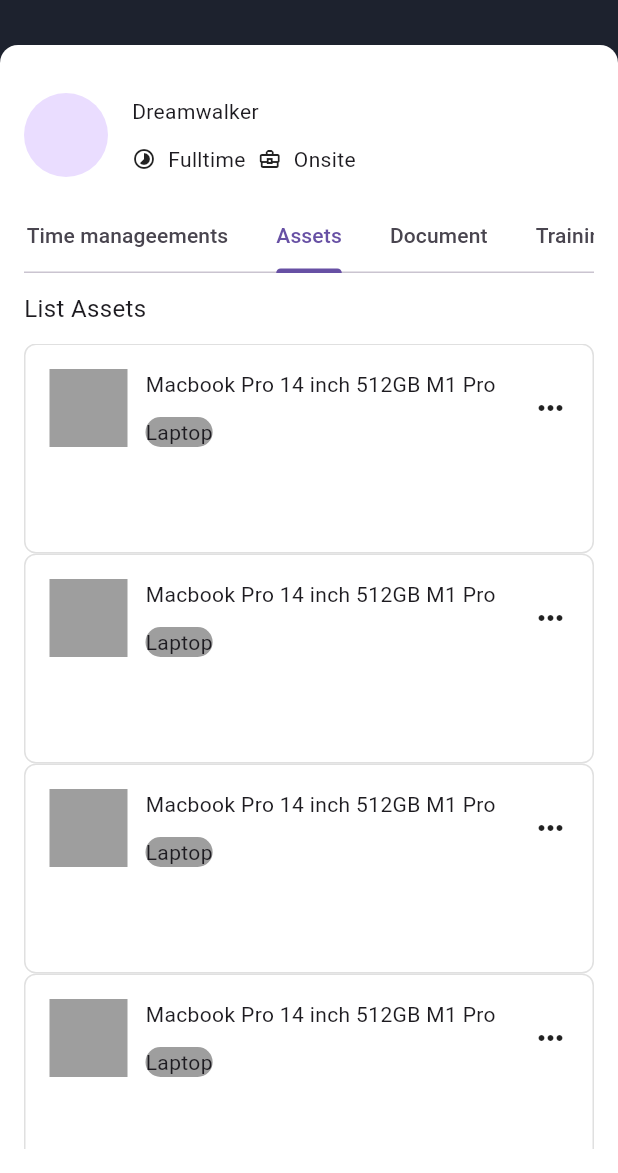
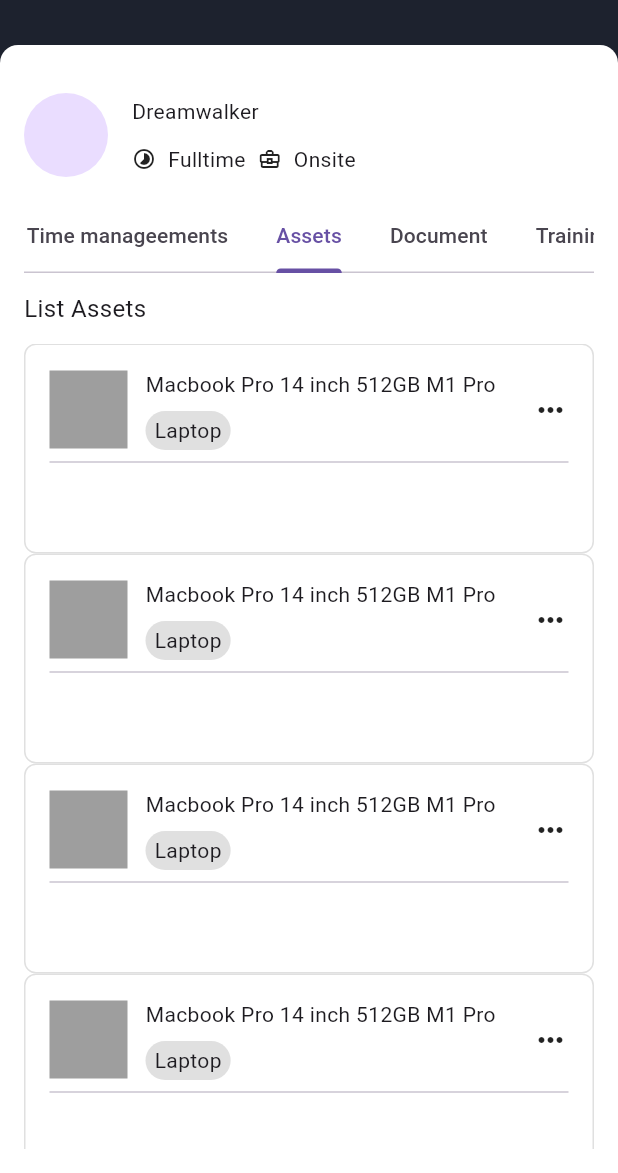
Before and after one commit to JAICHANGPARK/flutter_notebook_chapter_43, a Flutter app: the EmployeeDetailPage screen opened directly, tab 3 chosen, on a phone screen of 412 x 824 dp, the part 63-1236 px from its top. Run offline on Flutter 3.47's test engine with Material 3 defaults, Android fonts, the phone set to English and light mode, and no system bars; our stand-ins replace gap, hugeicons, percent_indicator.

Commit message:
Update employee_assets_widget.dart

```diff
--- a/lib/ep2178_employee_app/ui/employee_assets_widget.dart
+++ b/lib/ep2178_employee_app/ui/employee_assets_widget.dart
@@ -47,15 +47,16 @@ class _EmployeeAssetsWidgetState extends State<EmployeeAssetsWidget> {
                       ),
                       Expanded(
                         child: Column(
-                          spacing: 12,
+                          spacing: 8,
                           crossAxisAlignment: CrossAxisAlignment.start,
                           children: [
                             Text("Macbook Pro 14 inch 512GB M1 Pro"),
                             Container(
                               decoration: ShapeDecoration(
                                 shape: StadiumBorder(),
-                                color: Colors.grey,
+                                color: Colors.grey[300],
                               ),
+                              padding: EdgeInsets.symmetric(horizontal: 6,vertical: 3),
                               child: Text(
                                 "Laptop",
                               ),
@@ -67,6 +68,16 @@ class _EmployeeAssetsWidgetState extends State<EmployeeAssetsWidget> {
                         Icons.more_horiz,
                       ),
                     ],
+                  ),
+                  Divider(),
+                  Row(
+                    children: [
+                      Expanded(
+                        child: Column(
+                          children: [],
+                        ),
+                      )
+                    ],
                   )
                 ],
               ),
```
